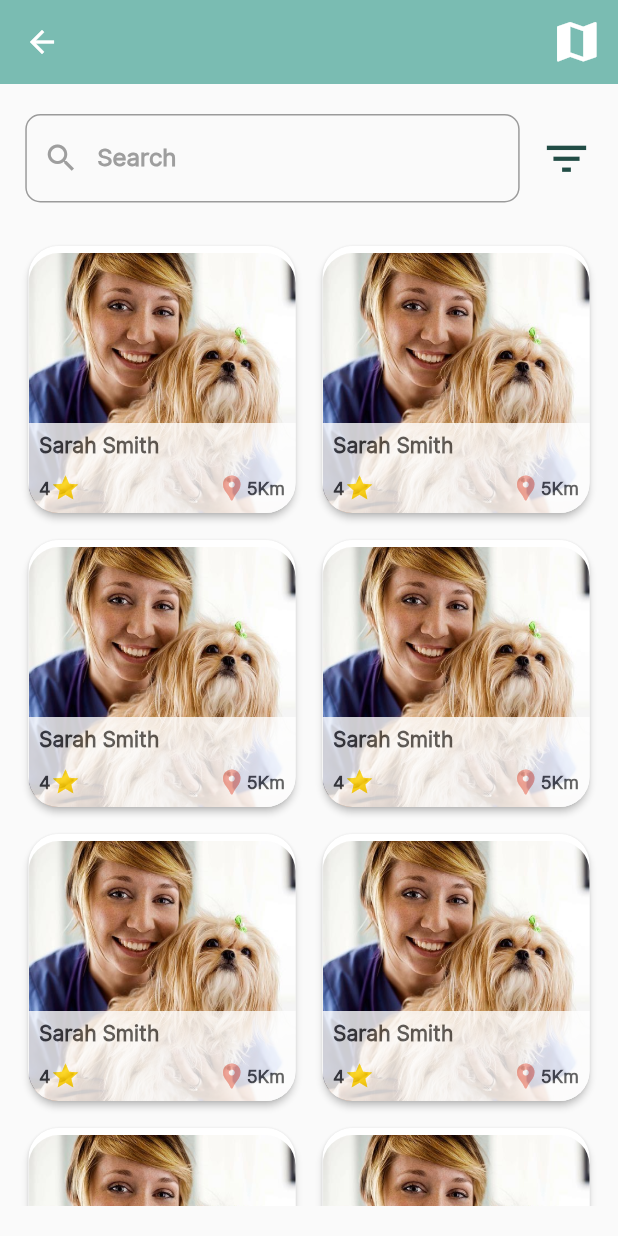
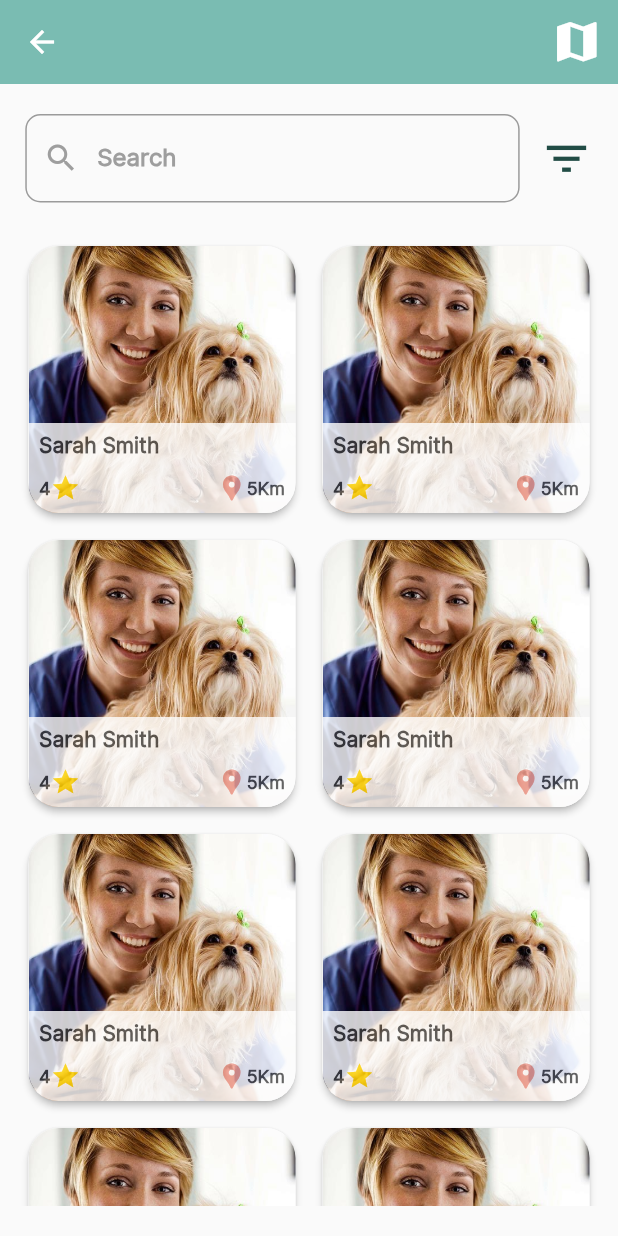
Before and after one commit to noormesslmani/flutter-app, a Flutter app: the ServiceProvidersList screen opened directly with empty values, on a phone screen of 412 x 824 dp. Run offline on Flutter 3.47's test engine with Material 2 defaults, Android fonts, the light colour scheme and no system bars; our stand-ins replace convex_bottom_bar, country_picker, firebase_auth, firebase_core, flutter_custom_clippers, flutter_dotenv and 4 more; missing offline and left inert: flutter_walkthrough_screen; accounts and stored records are empty.

Commit message:
Frontend: changing an image fit and dimensions

```diff
--- a/frontend_mobile/lib/widgets/cards/service_provider_card.dart
+++ b/frontend_mobile/lib/widgets/cards/service_provider_card.dart
@@ -20,7 +20,8 @@ class ServiceProviderCard extends StatelessWidget {
               child: Image.asset(
                 "assets/images/pet-owner.jpg",
                 width: double.infinity,
-                fit: BoxFit.fill,
+                height: double.infinity,
+                fit: BoxFit.cover,
               ),
             ),
           ),
```
